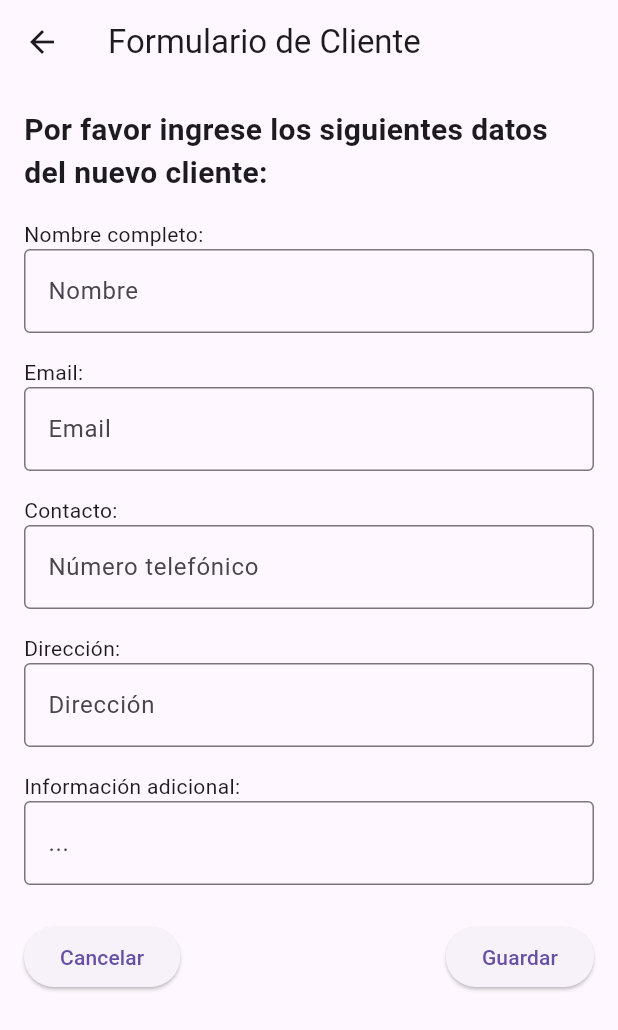
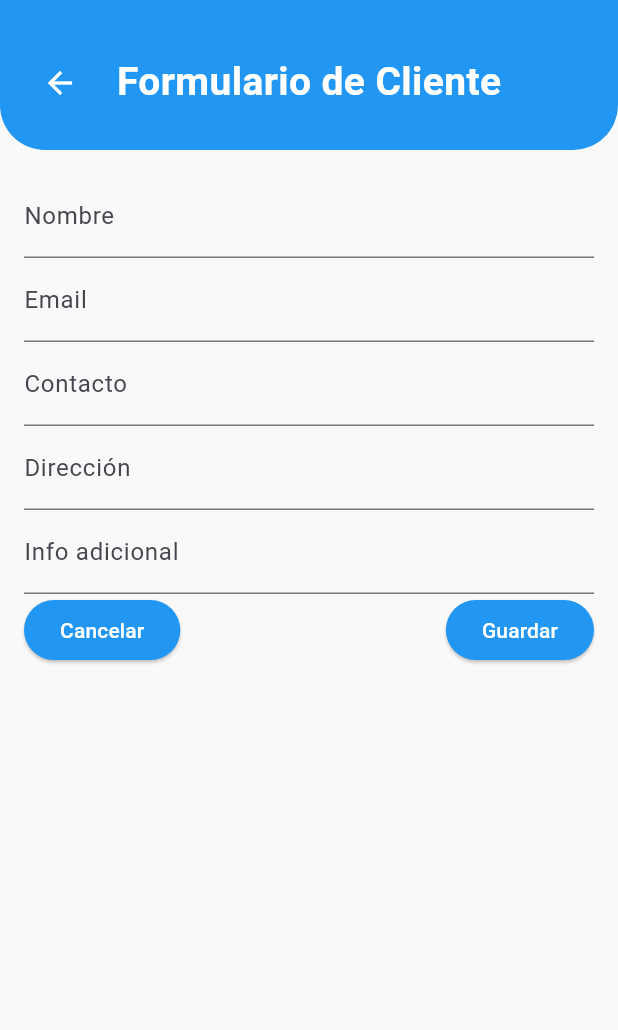
Before and after one commit to Javier-Rivera2311/Eventos_cari_tipe3, a Flutter app: the Screen3 screen opened directly, after a tap on "Registrar Nuevo Cliente", on a phone screen of 412 x 824 dp. Shown: the top 1030 px of the screen. Run offline on Flutter 3.47's test engine with Material 3 defaults, Android fonts, the phone set to English and light mode, and no system bars; our stand-ins replace fl_chart, google_nav_bar.

Commit message:
actualizacion a diseño de pantallas "Clientes" y "Personal"

```diff
--- a/lib/screens/navigate.dart
+++ b/lib/screens/navigate.dart
@@ -34,7 +34,6 @@ class _HomePageState extends State<HomePage> {
     Color(0xFF3A7F54),
     Color(0xFF3A7F54),
     Color(0xFF3A7F54)
-
   ];
 
   @override
--- a/lib/screens/screen_3.dart
+++ b/lib/screens/screen_3.dart
@@ -112,11 +112,28 @@ class _Screen3State extends State<Screen3> {
     }
 
     return Scaffold(
-      appBar: AppBar(
-        title: Text(titulo),
-        leading: (mostrarFormulario || mostrarLista || mostrarHistorial)
-            ? IconButton(
-                icon: const Icon(Icons.arrow_back),
+      backgroundColor: const Color(0xFFF9F9F9),
+      body: Column(
+        children: [
+          Container(
+            height: 100,
+            width: double.infinity,
+            decoration: const BoxDecoration(
+              color: Colors.blue,
+              borderRadius: BorderRadius.only(
+                bottomLeft: Radius.circular(30),
+                bottomRight: Radius.circular(30),
+              ),
+            ),
+            padding: const EdgeInsets.only(top: 10, left: 16, right: 16),
+            child: Stack(
+              alignment: Alignment.center,
+              children: [
+                if (mostrarFormulario || mostrarLista || mostrarHistorial)
+                  Align(
+                    alignment: Alignment.centerLeft,
+                    child: IconButton(
+                      icon: const Icon(Icons.arrow_back, color: Colors.white),
                       onPressed: () {
                         setState(() {
                           mostrarFormulario = false;
@@ -127,10 +144,23 @@ class _Screen3State extends State<Screen3> {
                           _limpiarFormulario();
                         });
                       },
-              )
-            : null,
                     ),
-      body: Padding(
+                  ),
+                Center(
+                  child: Text(
+                    titulo,
+                    style: const TextStyle(
+                      color: Colors.white,
+                      fontSize: 26,
+                      fontWeight: FontWeight.bold,
+                    ),
+                  ),
+                ),
+              ],
+            ),
+          ),
+          Expanded(
+            child: Padding(
               padding: const EdgeInsets.all(16.0),
               child: mostrarFormulario
                   ? _buildFormulario()
@@ -138,92 +168,123 @@ class _Screen3State extends State<Screen3> {
                       ? _buildListaClientes()
                       : mostrarHistorial
                           ? _buildHistorialClientes()
-                    : _buildMenuPrincipal(),
+                          : _buildVistaBotonesBonitos(),
+            ),
+          ),
+        ],
+      ),
+    );
+  }
+
+  Widget _buildVistaBotonesBonitos() {
+    return ListView(
+      padding: const EdgeInsets.symmetric(vertical: 10),
+      children: [
+        _buildBoton(
+          Colors.blue.shade600,
+          Icons.person_add,
+          'Registrar Nuevo Cliente',
+          '',
+          () => _abrirFormulario(),
+        ),
+        _buildBoton(
+          Colors.blue.shade800,
+          Icons.list,
+          'Lista de Clientes',
+          '',
+          () => setState(() => mostrarLista = true),
+        ),
+        _buildBoton(
+          Colors.blue.shade900,
+          Icons.history,
+          'Historial de Evento por Cliente',
+          '',
+          () => setState(() => mostrarHistorial = true),
+        ),
+      ],
+    );
+  }
+
+  Widget _buildBoton(Color color, IconData icon, String titulo,
+      String subtitulo, VoidCallback onPressed) {
+    return GestureDetector(
+      onTap: onPressed,
+      child: Container(
+        margin: const EdgeInsets.symmetric(vertical: 10, horizontal: 20),
+        padding: const EdgeInsets.all(20),
+        decoration: BoxDecoration(
+          color: color,
+          borderRadius: BorderRadius.circular(24),
+        ),
+        child: Row(
+          children: [
+            Icon(icon, color: Colors.white, size: 40),
+            const SizedBox(width: 20),
+            Column(
+              crossAxisAlignment: CrossAxisAlignment.start,
+              children: [
+                Text(titulo,
+                    style: const TextStyle(
+                        color: Colors.white,
+                        fontSize: 18,
+                        fontWeight: FontWeight.bold)),
+                if (subtitulo.isNotEmpty)
+                  Text(subtitulo,
+                      style:
+                          const TextStyle(color: Colors.white70, fontSize: 12)),
+              ],
+            ),
+          ],
+        ),
       ),
     );
   }
 
   Widget _buildFormulario() {
-    return SingleChildScrollView(
-      child: Column(
-        crossAxisAlignment: CrossAxisAlignment.start,
+    return Column(
       children: [
-          Text(
-            clienteEditandoIndex != null
-                ? 'Edita los datos del cliente:'
-                : 'Por favor ingrese los siguientes datos del nuevo cliente:',
-            style: const TextStyle(fontSize: 20, fontWeight: FontWeight.bold),
-          ),
-          const SizedBox(height: 16),
-          const Text('Nombre completo:'),
-          TextFormField(
+        TextField(
             controller: _nombreController,
-            decoration: const InputDecoration(
-              labelText: 'Nombre',
-              border: OutlineInputBorder(),
-            ),
-          ),
-          const SizedBox(height: 16),
-          const Text('Email:'),
-          TextFormField(
+            decoration: const InputDecoration(labelText: 'Nombre')),
+        TextField(
             controller: _emailController,
-            decoration: const InputDecoration(
-              labelText: 'Email',
-              border: OutlineInputBorder(),
-            ),
-            keyboardType: TextInputType.emailAddress,
-          ),
-          const SizedBox(height: 16),
-          const Text('Contacto:'),
-          TextFormField(
+            decoration: const InputDecoration(labelText: 'Email')),
+        TextField(
             controller: _contactoController,
-            decoration: const InputDecoration(
-              labelText: 'Número telefónico',
-              border: OutlineInputBorder(),
-            ),
-            keyboardType: TextInputType.phone,
-          ),
-          const SizedBox(height: 16),
-          const Text('Dirección:'),
-          TextFormField(
+            decoration: const InputDecoration(labelText: 'Contacto')),
+        TextField(
             controller: _direccionController,
-            decoration: const InputDecoration(
-              labelText: 'Dirección',
-              border: OutlineInputBorder(),
-            ),
-          ),
-          const SizedBox(height: 16),
-          const Text('Información adicional:'),
-          TextFormField(
+            decoration: const InputDecoration(labelText: 'Dirección')),
+        TextField(
             controller: _infoAdicionalController,
-            decoration: const InputDecoration(
-              labelText: '...',
-              border: OutlineInputBorder(),
-            ),
-          ),
-          const SizedBox(height: 24),
+            decoration: const InputDecoration(labelText: 'Info adicional')),
         Row(
           mainAxisAlignment: MainAxisAlignment.spaceBetween,
           children: [
             ElevatedButton(
-                onPressed: () {
-                  setState(() {
+              onPressed: () => setState(() {
                 mostrarFormulario = false;
                 clienteEditandoIndex = null;
                 _limpiarFormulario();
-                  });
-                },
+              }),
+              style: ElevatedButton.styleFrom(
+                backgroundColor: Colors.blue,
+                foregroundColor: Colors.white,
+              ),
               child: const Text('Cancelar'),
             ),
             ElevatedButton(
               onPressed: _guardarCliente,
-                child: Text(
-                    clienteEditandoIndex != null ? 'Actualizar' : 'Guardar'),
+              style: ElevatedButton.styleFrom(
+                backgroundColor: Colors.blue,
+                foregroundColor: Colors.white,
+              ),
+              child:
+                  Text(clienteEditandoIndex != null ? 'Actualizar' : 'Guardar'),
             ),
           ],
-          ),
+        )
       ],
-      ),
     );
   }
 
@@ -231,37 +292,23 @@ class _Screen3State extends State<Screen3> {
     if (_clientes.isEmpty) {
       return const Center(child: Text('No hay clientes registrados.'));
     }
-
     return ListView.builder(
       itemCount: _clientes.length,
       itemBuilder: (context, index) {
         final cliente = _clientes[index];
-        return Card(
-          child: ListTile(
+        return ListTile(
           title: Text(cliente.nombre),
-            subtitle: Column(
-              crossAxisAlignment: CrossAxisAlignment.start,
-              children: [
-                Text('Email: ${cliente.email}'),
-                Text('Teléfono: ${cliente.contacto}'),
-                Text('Dirección: ${cliente.direccion}'),
-                Text('Info adicional: ${cliente.infoAdicional}'),
-              ],
-            ),
-            trailing: Wrap(
-              spacing: 8,
+          subtitle: Text(cliente.email),
+          trailing: Row(
+            mainAxisSize: MainAxisSize.min,
             children: [
               IconButton(
-                  icon: const Icon(Icons.edit),
                   onPressed: () => _abrirFormulario(index: index),
-                ),
+                  icon: const Icon(Icons.edit)),
               IconButton(
-                  icon: const Icon(Icons.delete),
                   onPressed: () => _eliminarCliente(index),
-                ),
+                  icon: const Icon(Icons.delete)),
             ],
-            ),
-            isThreeLine: true,
           ),
         );
       },
@@ -276,8 +323,6 @@ class _Screen3State extends State<Screen3> {
           final cliente = _clientes[index];
           return ListTile(
             title: Text(cliente.nombre),
-            subtitle: Text('Ver historial de eventos'),
-            trailing: const Icon(Icons.arrow_forward_ios),
             onTap: () {
               setState(() {
                 clienteSeleccionadoIndex = index;
@@ -289,70 +334,27 @@ class _Screen3State extends State<Screen3> {
     } else {
       final cliente = _clientes[clienteSeleccionadoIndex!];
       return Column(
-        crossAxisAlignment: CrossAxisAlignment.start,
         children: [
-          Text(
-            'Historial de ${cliente.nombre}',
-            style: const TextStyle(
-              fontSize: 20,
-              fontWeight: FontWeight.bold,
+          Text('Historial de eventos de ${cliente.nombre}'),
+          Expanded(
+            child: cliente.eventos.isEmpty
+                ? const Text('No hay eventos.')
+                : ListView(
+                    children: cliente.eventos
+                        .map((e) => ListTile(title: Text(e)))
+                        .toList(),
                   ),
           ),
-          const SizedBox(height: 10),
-          Expanded(
-            child: cliente.eventos.isEmpty
-                ? const Text('No hay eventos registrados.')
-                : ListView.builder(
-                    itemCount: cliente.eventos.length,
-                    itemBuilder: (context, i) {
-                      return ListTile(
-                        leading: const Icon(Icons.event),
-                        title: Text(cliente.eventos[i]),
-                      );
-                    },
+          ElevatedButton(
+            onPressed: () => setState(() => clienteSeleccionadoIndex = null),
+            style: ElevatedButton.styleFrom(
+              backgroundColor: Colors.blue,
+              foregroundColor: Colors.white,
             ),
-          ),
-          const SizedBox(height: 10),
-          ElevatedButton(
-            onPressed: () {
-              setState(() {
-                clienteSeleccionadoIndex = null;
-              });
-            },
-            child: const Text('Volver a selección'),
-          )
-        ],
-      );
-    }
-  }
-
-  Widget _buildMenuPrincipal() {
-    return Column(
-      mainAxisAlignment: MainAxisAlignment.center,
-      children: [
-        ElevatedButton(
-          onPressed: () => _abrirFormulario(),
-          child: const Text('Registrar Nuevo Cliente'),
-        ),
-        const SizedBox(height: 20),
-        ElevatedButton(
-          onPressed: () {
-            setState(() {
-              mostrarLista = true;
-            });
-          },
-          child: const Text('Lista de Clientes'),
-        ),
-        const SizedBox(height: 20),
-        ElevatedButton(
-          onPressed: () {
-            setState(() {
-              mostrarHistorial = true;
-            });
-          },
-          child: const Text('Historial de Evento por Cliente'),
+            child: const Text('Volver'),
           ),
         ],
       );
     }
   }
+}
```
Also changed, not shown: lib/screens/screen_4.dart (+137 -110 lines), pubspec.lock, 1 other file. Lines whose indentation alone changed are shown as unchanged.
